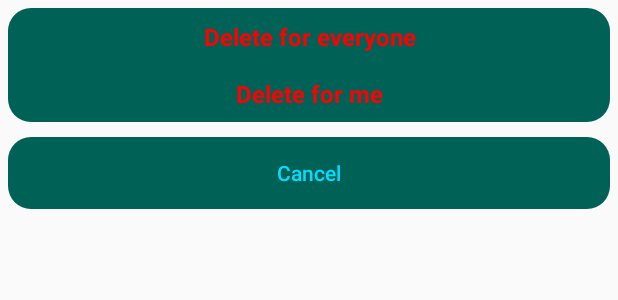
After one commit to fakhar16/Vortex, an Android app: the layout delete_message_bottom_sheet_layout.xml on its own in the app's theme, with its tools: preview values and no code run, on a phone screen of 412 x 824 dp. The commit adds this screen. Shown: the top 300 px of the screen. Run offline under Robolectric (Android 15) with nearby library versions, the phone set to English and light mode, and no system bars.

Commit message:
Delete text message

```diff
--- a/app/src/main/java/com/samsung/vortex/adapters/MessagesAdapter.kt
+++ b/app/src/main/java/com/samsung/vortex/adapters/MessagesAdapter.kt
@@ -65,7 +65,7 @@ class MessagesAdapter(var context: Context, private var messageList: ArrayList<M
 
         //Long click on message
         holder.binding.myLinearLayout.setOnLongClickListener {
-            MessageBottomSheetHandler.start(context, message)
+            MessageBottomSheetHandler.start(context, message, messageList, getItemViewType(messageList.indexOf(message)))
             true
         }
     }
--- /dev/null
+++ b/app/src/main/res/layout/delete_message_bottom_sheet_layout.xml
@@ -0,0 +1,52 @@
+<?xml version="1.0" encoding="utf-8"?>
+<LinearLayout
+    xmlns:android="http://schemas.android.com/apk/res/android"
+    xmlns:tools="http://schemas.android.com/tools"
+    android:orientation="vertical"
+    android:layout_width="match_parent"
+    android:layout_height="match_parent"
+    android:padding="5dp">
+
+    <LinearLayout
+        android:layout_width="match_parent"
+        android:layout_height="wrap_content"
+        android:background="@drawable/round_corner"
+        android:layout_gravity="center"
+        android:orientation="vertical">
+        <TextView
+            android:id="@+id/delete_for_everyone"
+            android:layout_width="match_parent"
+            android:layout_height="wrap_content"
+            android:text="Delete for everyone"
+            android:gravity="center"
+            android:textStyle="bold"
+            android:textSize="16sp"
+            android:textColor="#ff0000"
+            android:padding="8dp"
+            tools:ignore="HardcodedText" />
+
+        <TextView
+            android:id="@+id/delete_for_me"
+            android:layout_width="match_parent"
+            android:layout_height="wrap_content"
+            android:text="Delete for me"
+            android:textSize="16sp"
+            android:gravity="center"
+            android:textStyle="bold"
+            android:textColor="#ff0000"
+            android:padding="8dp"
+            tools:ignore="HardcodedText" />
+
+    </LinearLayout>
+
+    <Button
+        android:id="@+id/cancel"
+        android:layout_width="match_parent"
+        android:layout_height="wrap_content"
+        android:background="@drawable/round_corner"
+        android:layout_marginTop="10dp"
+        android:text="@string/CANCEL"
+        android:textAllCaps="false"
+        android:textColor="@android:color/holo_blue_bright"
+        />
+</LinearLayout>
```
Also changed, not shown: app/src/main/java/com/samsung/vortex/utils/FirebaseUtils.kt (+125 -1 lines), app/src/main/java/com/samsung/vortex/utils/bottomsheethandler/DeleteMessageBottomSheetHandler.kt (added, +65 -0 lines), app/src/main/java/com/samsung/vortex/utils/bottomsheethandler/MessageBottomSheetHandler.kt (+7 -1 lines).
